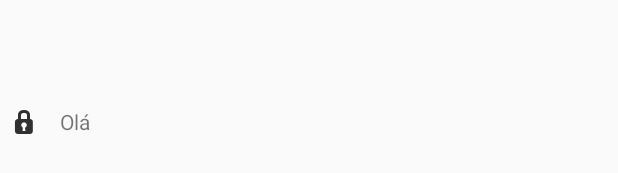
After one commit to OakDevel/Hub, an Android app: the layout recycle_view_row.xml on its own in the app's theme, with its tools: preview values and no code run, on a phone screen of 412 x 824 dp. The commit adds this screen. Shown: the part 496-669 px from the top of the screen. Run offline under Robolectric (Android 15) with nearby library versions, the phone set to English and light mode, and no system bars.

Commit message:
Use RecycleView instead of ListView

```diff
--- a/Android_Lights/app/build.gradle
+++ b/Android_Lights/app/build.gradle
@@ -21,4 +21,6 @@ android {
 
 dependencies {
     compile fileTree(dir: 'libs', include: ['*.jar'])
+    compile 'com.android.support:cardview-v7:21.0.+'
+    compile 'com.android.support:recyclerview-v7:21.0.+'
 }
--- /dev/null
+++ b/Android_Lights/app/src/main/res/layout/recycle_view_row.xml
@@ -0,0 +1,23 @@
+<?xml version="1.0" encoding="utf-8"?>
+<LinearLayout xmlns:android="http://schemas.android.com/apk/res/android"
+              android:layout_width="match_parent"
+              android:layout_height="match_parent"
+              android:orientation="horizontal">
+
+    <ImageView
+        android:id="@+id/RecycleView_Image"
+        android:layout_width="wrap_content"
+        android:layout_height="wrap_content"
+        android:layout_gravity="center_vertical"
+        android:padding="8dp"
+        android:src="@android:drawable/ic_secure"/>
+
+    <TextView
+        android:id="@+id/RecycleView_Text"
+        android:layout_width="wrap_content"
+        android:layout_height="wrap_content"
+        android:layout_gravity="center_vertical"
+        android:padding="8dp"
+        android:text="Olá"/>
+
+</LinearLayout>
--- a/Android_Lights/app/src/main/res/values/colors.xml
+++ b/Android_Lights/app/src/main/res/values/colors.xml
@@ -2,4 +2,5 @@
 <resources>
     <color name="colorPrimary">#1E88E5</color>
     <color name="colorPrimaryDark">#1976D2</color>
+    <color name="colorSeparator">#EBE3E6</color>
 </resources>
```
Also changed, not shown: Android_Lights/app/src/main/java/pt/Andr3Carvalh0/Lights/RecycleView_Adapter.java (added, +60 -0 lines), Android_Lights/app/src/main/java/pt/Andr3Carvalh0/Lights/RecycleView_Element.java (added, +9 -0 lines), Android_Lights/app/src/main/java/pt/Andr3Carvalh0/Lights/Setup.java (+50 -12 lines), Android_Lights/app/src/main/res/layout/activity_setup.xml (+7 -6 lines), 2 other files.
